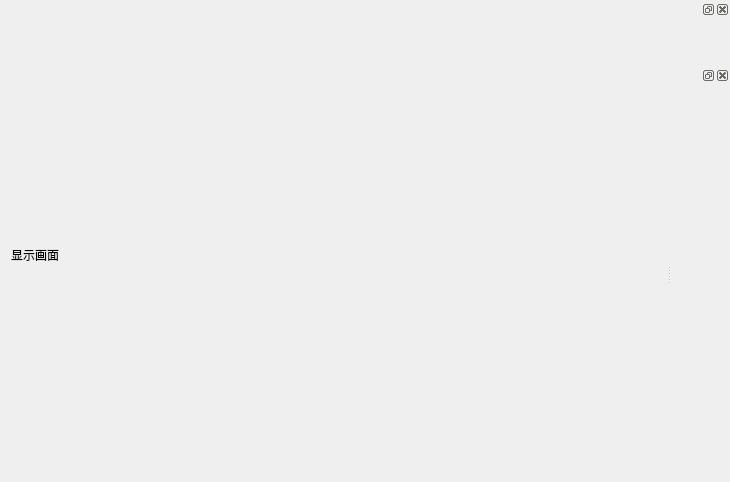
Before: the Qt Designer form Ra1nPlayer/mainwidget.ui in Dreamzzx/Ra1n_Player, drawn with Qt 5.
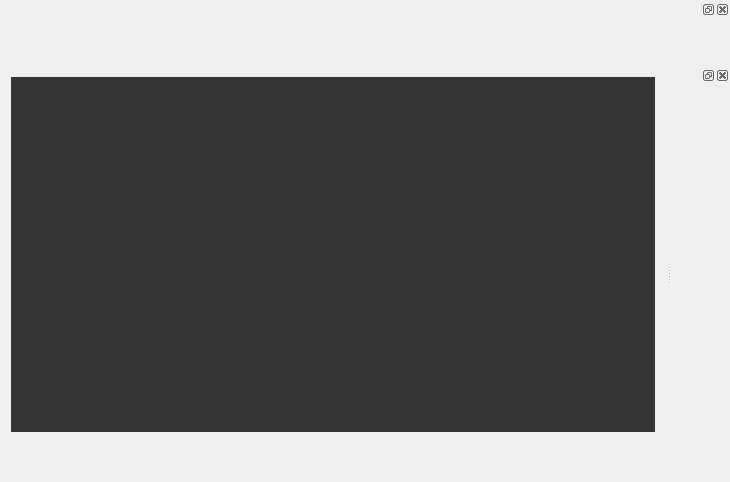
After: the same form once the commit is applied. Custom widgets are drawn as their Qt base class.

```diff
--- a/Ra1nPlayer/mainwidget.ui
+++ b/Ra1nPlayer/mainwidget.ui
@@ -61,8 +61,11 @@
             </property>
             <item>
              <widget class="QLabel" name="label">
+              <property name="styleSheet">
+               <string notr="true">background-color: rgb(52, 52, 52);</string>
+              </property>
               <property name="text">
-               <string>显示画面</string>
+               <string/>
               </property>
              </widget>
             </item>
```
